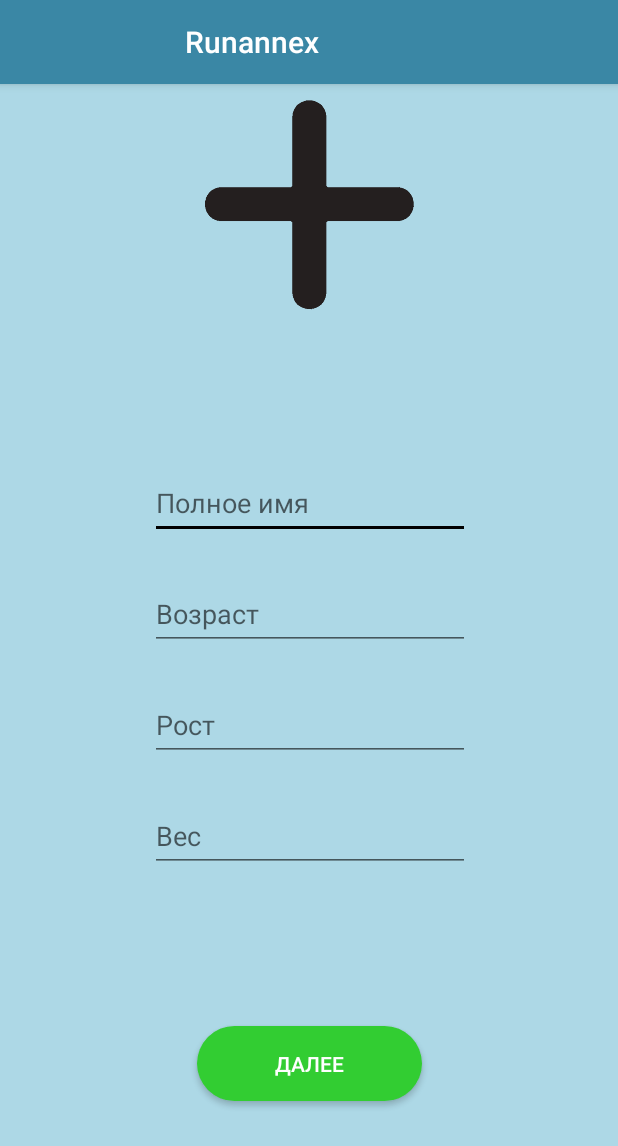
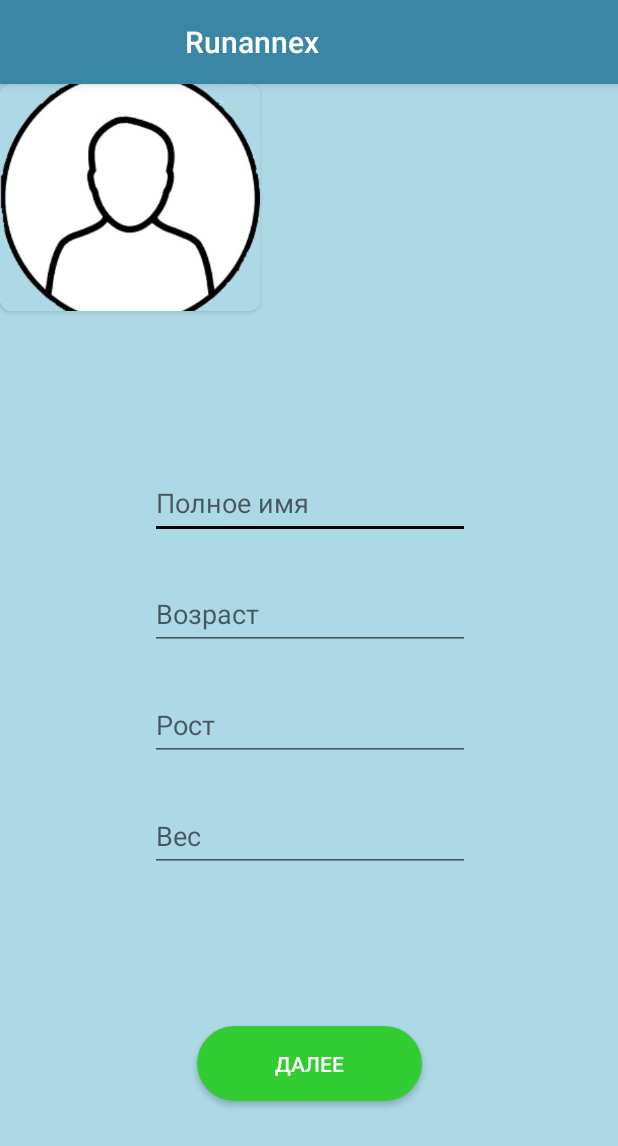
Before and after one commit to Runannex/Dzhos, an Android app: the screen it shows after launch (MainActivity), on a phone screen of 412 x 824 dp. Shown: the top 1146 px of the screen. Run offline under Robolectric (Android 15) with nearby library versions, the phone set to English and light mode, and no system bars.

Commit message:
addphoto1

```diff
--- a/Runannex/app/build.gradle
+++ b/Runannex/app/build.gradle
@@ -25,4 +25,5 @@ dependencies {
     testImplementation 'junit:junit:4.12'
     androidTestImplementation 'com.android.support.test:runner:1.0.1'
     androidTestImplementation 'com.android.support.test.espresso:espresso-core:3.0.1'
+    implementation 'com.android.support:cardview-v7:26.1.0'
 }
--- a/Runannex/app/src/main/res/layout/activity_main.xml
+++ b/Runannex/app/src/main/res/layout/activity_main.xml
@@ -1,11 +1,10 @@
 <?xml version="1.0" encoding="utf-8"?>
-<android.support.constraint.ConstraintLayout
-    android:background="#ADD8E6"
-    xmlns:android="http://schemas.android.com/apk/res/android"
+<android.support.constraint.ConstraintLayout xmlns:android="http://schemas.android.com/apk/res/android"
+    xmlns:app="http://schemas.android.com/apk/res-auto"
     xmlns:tools="http://schemas.android.com/tools"
-    xmlns:app="http://schemas.android.com/apk/res-auto"
     android:layout_width="match_parent"
     android:layout_height="match_parent"
+    android:background="#ADD8E6"
     tools:context="com.example.admin.runannex.MainActivity">
 
     <EditText
@@ -19,13 +18,13 @@
         android:ems="10"
         android:hint="@string/Вес"
         android:inputType="numberSigned"
+        android:maxLength="3"
         app:layout_constraintBottom_toBottomOf="parent"
         app:layout_constraintEnd_toEndOf="parent"
         app:layout_constraintHorizontal_bias="0.503"
         app:layout_constraintStart_toStartOf="parent"
         app:layout_constraintTop_toTopOf="parent"
-        app:layout_constraintVertical_bias="0.667"
-        android:maxLength="3"/>
+        app:layout_constraintVertical_bias="0.667" />
 
     <EditText
         android:id="@+id/name"
@@ -38,13 +37,13 @@
         android:ems="10"
         android:hint="@string/Полное_имя"
         android:inputType="textPersonName"
+        android:maxLength="8"
         app:layout_constraintBottom_toBottomOf="parent"
         app:layout_constraintEnd_toEndOf="parent"
         app:layout_constraintHorizontal_bias="0.503"
         app:layout_constraintStart_toStartOf="parent"
         app:layout_constraintTop_toTopOf="parent"
-        app:layout_constraintVertical_bias="0.352"
-        android:maxLength="8"/>
+        app:layout_constraintVertical_bias="0.352" />
 
     <EditText
         android:id="@+id/year"
@@ -57,13 +56,13 @@
         android:ems="10"
         android:hint="@string/Возраст"
         android:inputType="numberSigned"
+        android:maxLength="3"
         app:layout_constraintBottom_toBottomOf="parent"
         app:layout_constraintEnd_toEndOf="parent"
         app:layout_constraintHorizontal_bias="0.503"
         app:layout_constraintStart_toStartOf="parent"
         app:layout_constraintTop_toTopOf="parent"
-        app:layout_constraintVertical_bias="0.457"
-        android:maxLength="3"/>
+        app:layout_constraintVertical_bias="0.457" />
 
     <EditText
         android:id="@+id/growth"
@@ -76,13 +75,13 @@
         android:ems="10"
         android:hint="@string/Рост"
         android:inputType="numberSigned"
+        android:maxLength="3"
         app:layout_constraintBottom_toBottomOf="parent"
         app:layout_constraintEnd_toEndOf="parent"
         app:layout_constraintHorizontal_bias="0.503"
         app:layout_constraintStart_toStartOf="parent"
         app:layout_constraintTop_toTopOf="parent"
-        app:layout_constraintVertical_bias="0.562"
-        android:maxLength="3"/>
+        app:layout_constraintVertical_bias="0.562" />
 
     <Button
         android:id="@+id/next"
@@ -102,20 +101,23 @@
 
         app:layout_constraintVertical_bias="0.883" />
 
-    <ImageView
-        android:id="@+id/image_view"
+    //
+        //android:id="@+id/image_view"
         android:layout_width="144dp"
         android:layout_height="144dp"
+        android:layout_gravity="center"
         android:layout_marginBottom="8dp"
         android:layout_marginEnd="8dp"
         android:layout_marginStart="8dp"
         android:layout_marginTop="8dp"
+        android:scaleType="fitXY"
         app:layout_constraintBottom_toBottomOf="parent"
         app:layout_constraintEnd_toEndOf="parent"
         app:layout_constraintStart_toStartOf="parent"
         app:layout_constraintTop_toTopOf="parent"
         app:layout_constraintVertical_bias="0.0"
-        app:srcCompat="@drawable/icon" />
+        app:srcCompat="@drawable/icon2" />/>
+
 
     <Button
         android:id="@+id/pick_image_button"
@@ -131,4 +133,21 @@
         app:layout_constraintStart_toStartOf="parent"
         app:layout_constraintTop_toTopOf="parent"
         app:layout_constraintVertical_bias="0.0" />
+
+    <android.support.v7.widget.CardView
+        android:layout_width="173dp"
+        android:layout_height="151dp"
+        android:layout_margin="5dp"
+        android:elevation="10dp"
+        app:cardCornerRadius="8dp"
+        tools:layout_editor_absoluteX="100dp"
+        tools:layout_editor_absoluteY="0dp">
+
+        <ImageView
+            android:id="@+id/image_view"
+            android:layout_width="match_parent"
+            android:layout_height="match_parent"
+            android:scaleType="centerCrop"
+            android:src="@drawable/icon2" />
+    </android.support.v7.widget.CardView>
 </android.support.constraint.ConstraintLayout>
```
Also changed, not shown: Runannex/app/src/main/java/com/example/admin/runannex/MainActivity.java (+11 -1 lines), Runannex/app/src/main/res/drawable/icon2.jpg (added).
